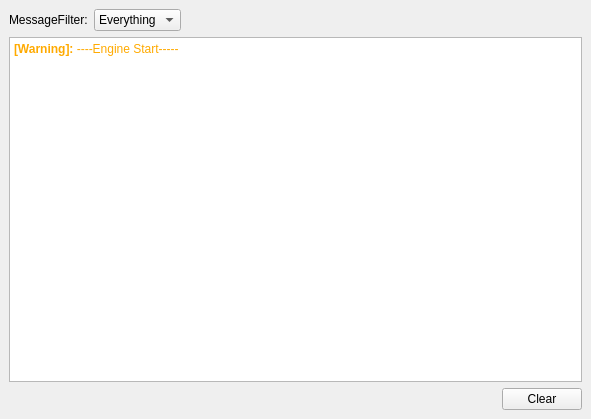
First picture: the form in Source/Editor/QtBackend/ConsoleWindow/Public/QtConsoleWindow.ui, repository XYBGameEngine/XYBEngine, before the edit.
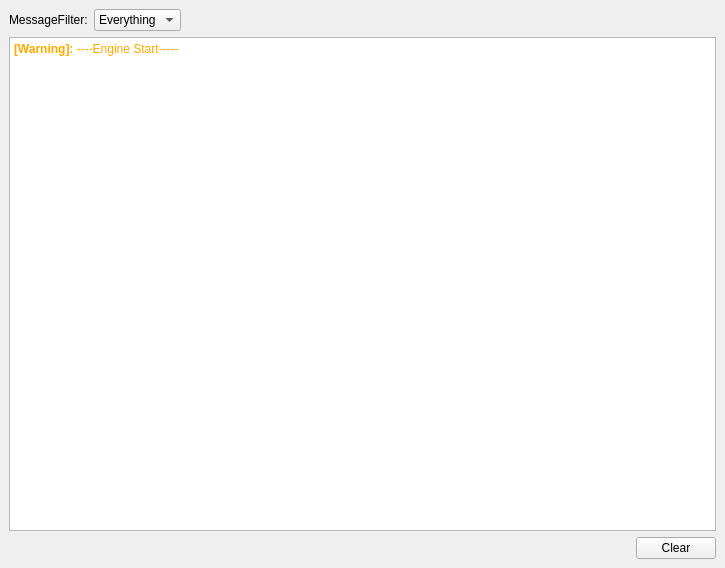
Second picture: the form after the edit.

Diff of the .ui file:
```diff
--- a/Source/Editor/QtBackend/ConsoleWindow/Public/QtConsoleWindow.ui
+++ b/Source/Editor/QtBackend/ConsoleWindow/Public/QtConsoleWindow.ui
@@ -6,8 +6,8 @@
    <rect>
     <x>0</x>
     <y>0</y>
-    <width>591</width>
-    <height>419</height>
+    <width>725</width>
+    <height>568</height>
    </rect>
   </property>
   <property name="windowTitle">
@@ -86,7 +86,7 @@
         </sizepolicy>
        </property>
        <property name="readOnly">
-        <bool>false</bool>
+        <bool>true</bool>
        </property>
        <property name="html">
         <string>&lt;!DOCTYPE HTML PUBLIC &quot;-//W3C//DTD HTML 4.0//EN&quot; &quot;http://www.w3.org/TR/REC-html40/strict.dtd&quot;&gt;
```
